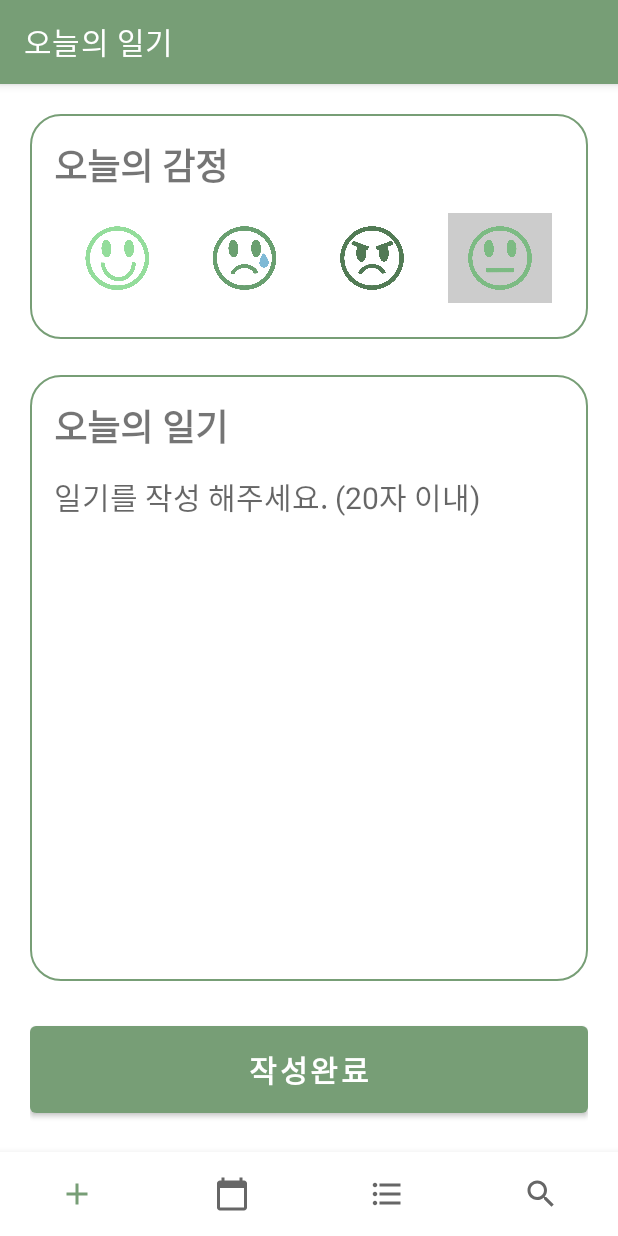
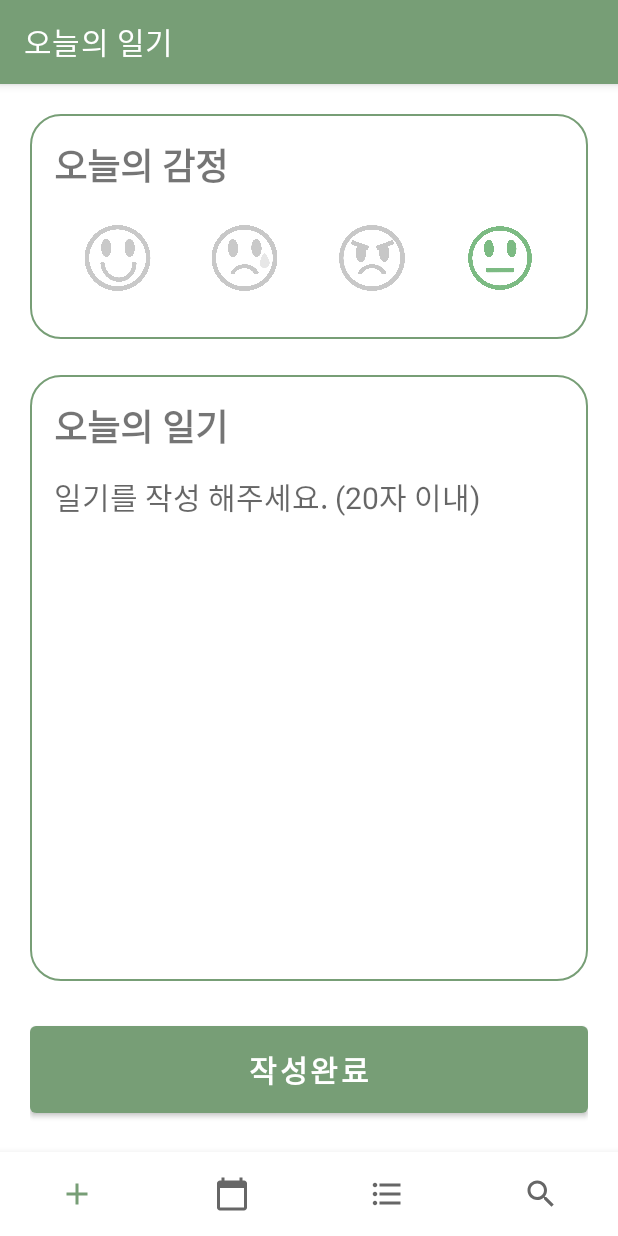
Before and after one commit to hyehh/DailyOne-Android, an Android app: the screen it shows after launch (MainActivity), after a tap on an icon or button, on a phone screen of 412 x 824 dp. Run offline under Robolectric (Android 15) with nearby library versions, the phone set to English and light mode, and no system bars.

Commit message:
fix list swipe delete and diary emoji

```diff
--- a/app/src/main/java/com/aosproject/dailyone/fragment/DiaryFragment.java
+++ b/app/src/main/java/com/aosproject/dailyone/fragment/DiaryFragment.java
@@ -130,13 +130,42 @@ public class DiaryFragment extends Fragment {
 
     // get emoji number
     private int chooseEmoji(int emojiNum) {
-        for (int i = 0; i < ivEmoji.length; i++) {
-            ivEmoji[i].setBackgroundColor(Color.TRANSPARENT);
-            if (i == emojiNum) {
-                ivEmoji[i].setBackgroundColor(Color.LTGRAY);
-            }
+
+        switch (emojiNum){
+            case 0:
+                ivHappy.setImageResource(R.drawable.emoji_happy);
+                ivSad.setImageResource(R.drawable.emoji_sad_off);
+                ivAngry.setImageResource(R.drawable.emoji_angry_off);
+                ivSoso.setImageResource(R.drawable.emoji_soso_off);
+                return 1;
+            case 1:
+                ivHappy.setImageResource(R.drawable.emoji_happy_off);
+                ivSad.setImageResource(R.drawable.emoji_sad);
+                ivAngry.setImageResource(R.drawable.emoji_angry_off);
+                ivSoso.setImageResource(R.drawable.emoji_soso_off);
+                return 2;
+            case 2:
+                ivHappy.setImageResource(R.drawable.emoji_happy_off);
+                ivSad.setImageResource(R.drawable.emoji_sad_off);
+                ivAngry.setImageResource(R.drawable.emoji_angry);
+                ivSoso.setImageResource(R.drawable.emoji_soso_off);
+                return 3;
+            case 3:
+                ivHappy.setImageResource(R.drawable.emoji_happy_off);
+                ivSad.setImageResource(R.drawable.emoji_sad_off);
+                ivAngry.setImageResource(R.drawable.emoji_angry_off);
+                ivSoso.setImageResource(R.drawable.emoji_soso);
+                return 4;
+            default:
+                return 0;
         }
-        return emojiNum + 1;
+//        for (int i = 0; i < ivEmoji.length; i++) {
+//            ivEmoji[i].setBackgroundColor(Color.TRANSPARENT);
+//            if (i == emojiNum) {
+//                ivEmoji[i].setBackgroundColor(Color.LTGRAY);
+//            }
+//        }
+//        return emojiNum + 1;
     }
     // ---------------------------- end
 
--- a/app/src/main/java/com/aosproject/dailyone/fragment/ListFragment.java
+++ b/app/src/main/java/com/aosproject/dailyone/fragment/ListFragment.java
@@ -185,7 +185,7 @@ public class ListFragment extends Fragment {
                 DB = helper.getReadableDatabase();
                 String query = "DELETE FROM diarydata WHERE id=" + id + ";";
                 DB.execSQL(query);
-
+                result = "1";
                 helper.close();
 
             }catch(Exception e) {
--- a/app/src/main/res/layout/fragment_diary.xml
+++ b/app/src/main/res/layout/fragment_diary.xml
@@ -40,7 +40,7 @@
                     android:layout_weight="1"
                     android:layout_marginHorizontal="8dp"
                     android:padding="8dp"
-                    android:src="@drawable/emoji_happy"
+                    android:src="@drawable/emoji_happy_off"
                     />
                 <ImageView
                     android:id="@+id/diary_iv_emoji_sad"
@@ -49,7 +49,7 @@
                     android:layout_weight="1"
                     android:layout_marginHorizontal="8dp"
                     android:padding="8dp"
-                    android:src="@drawable/emoji_sad"
+                    android:src="@drawable/emoji_sad_off"
                     />
                 <ImageView
                     android:id="@+id/diary_iv_emoji_angry"
@@ -58,7 +58,7 @@
                     android:layout_weight="1"
                     android:layout_marginHorizontal="8dp"
                     android:padding="8dp"
-                    android:src="@drawable/emoji_angry"
+                    android:src="@drawable/emoji_angry_off"
                     />
                 <ImageView
                     android:id="@+id/diary_iv_emoji_soso"
@@ -67,7 +67,7 @@
                     android:layout_weight="1"
                     android:layout_marginHorizontal="8dp"
                     android:padding="8dp"
-                    android:src="@drawable/emoji_soso"
+                    android:src="@drawable/emoji_soso_off"
                     />
             </LinearLayout>
         </LinearLayout>
```
